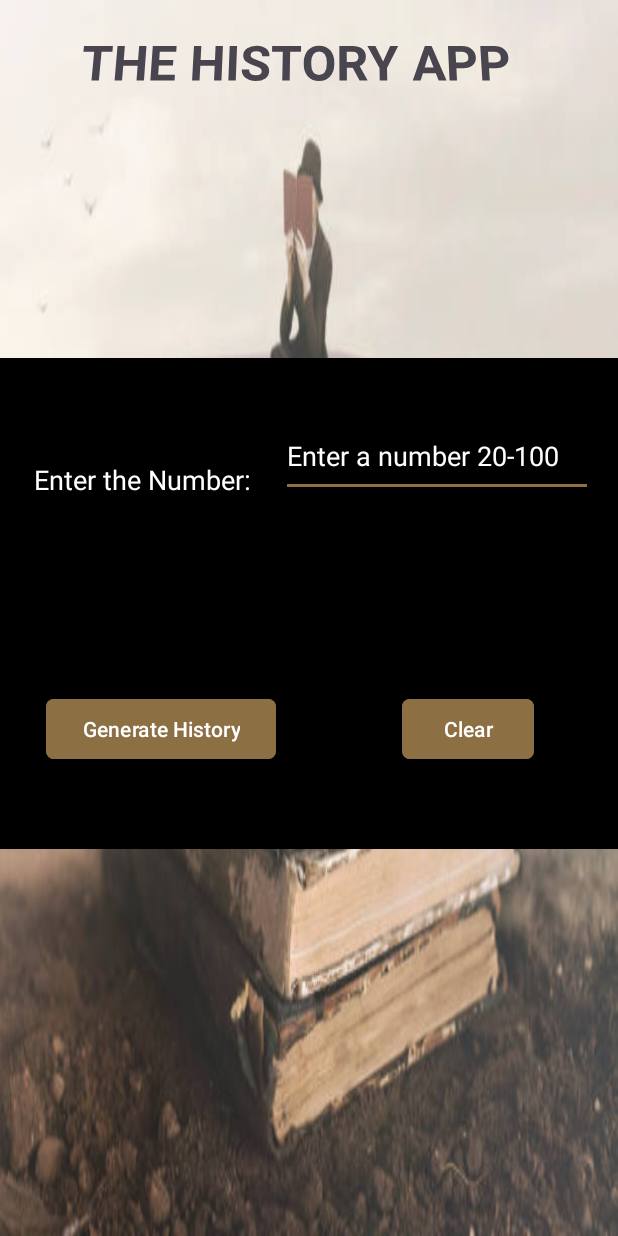
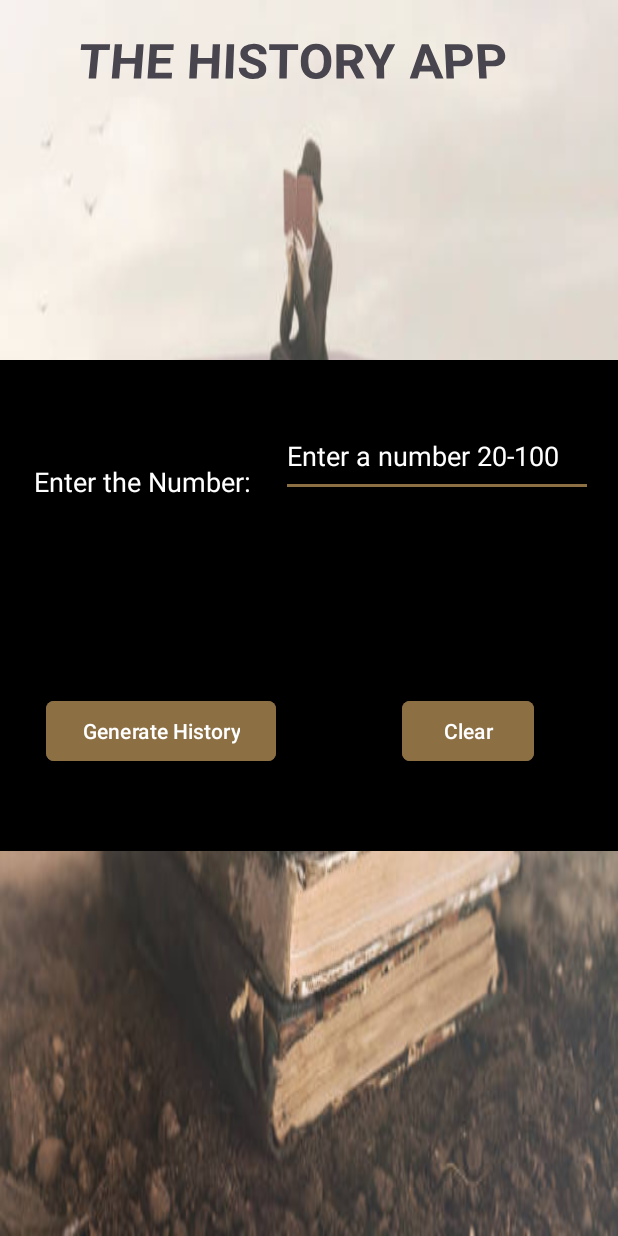
Before and after one commit to Caposso/HISTORYAPP_ST10458636, an Android app: the screen it shows after launch (MainActivity), on a phone screen of 412 x 824 dp. Run offline under Robolectric (Android 15) with nearby library versions, the phone set to English and light mode, and no system bars.

Commit message:
Initial Commit

```diff
--- a/app/src/main/res/layout/activity_main.xml
+++ b/app/src/main/res/layout/activity_main.xml
@@ -9,8 +9,8 @@
 
     <TextView
         android:id="@+id/textView2"
-        android:layout_width="334dp"
-        android:layout_height="93dp"
+        android:layout_width="338dp"
+        android:layout_height="96dp"
         android:layout_marginStart="51dp"
         android:layout_marginTop="58dp"
         android:layout_marginEnd="26dp"
@@ -29,6 +29,7 @@
         android:layout_height="327dp"
         android:layout_marginTop="128dp"
         android:layout_marginBottom="299dp"
+        android:contentDescription="@string/TextView"
         app:layout_constraintBottom_toBottomOf="parent"
         app:layout_constraintEnd_toEndOf="parent"
         app:layout_constraintHorizontal_bias="1.0"
```
